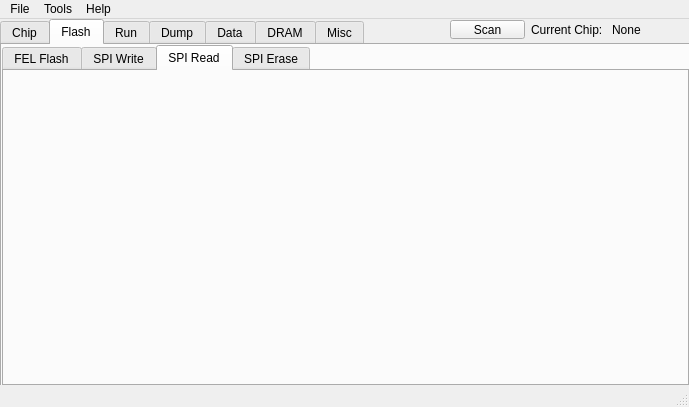
This is src/mainwindow.ui in YuzukiTsuru/YFEL as Qt 5 draws it before an edit. The edited form follows.
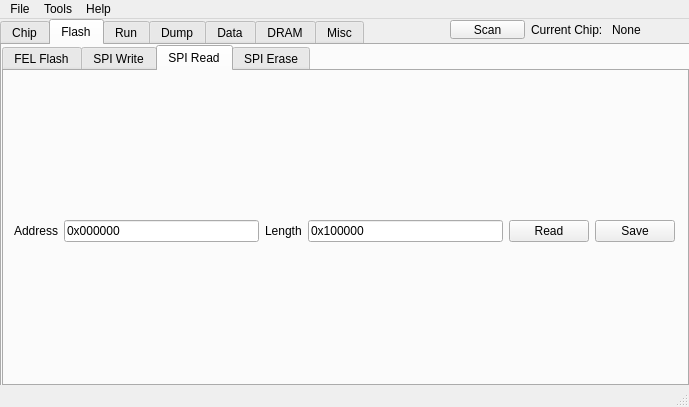
This is the edited form. The open tabs and pages were chosen to show the change.

Patch:
```diff
--- a/src/mainwindow.ui
+++ b/src/mainwindow.ui
@@ -508,6 +508,89 @@
        <attribute name="title">
         <string>SPI Read</string>
        </attribute>
+       <widget class="QWidget" name="">
+        <property name="geometry">
+         <rect>
+          <x>0</x>
+          <y>0</y>
+          <width>681</width>
+          <height>311</height>
+         </rect>
+        </property>
+        <layout class="QVBoxLayout" name="flash_spi_read" stretch="0,10,0">
+         <item>
+          <layout class="QHBoxLayout" name="flash_spi_read_read_horizontalLayout">
+           <property name="leftMargin">
+            <number>10</number>
+           </property>
+           <property name="topMargin">
+            <number>10</number>
+           </property>
+           <property name="rightMargin">
+            <number>10</number>
+           </property>
+           <item>
+            <widget class="QLabel" name="flash_spi_read_addr_label">
+             <property name="text">
+              <string>Address</string>
+             </property>
+            </widget>
+           </item>
+           <item>
+            <widget class="QLineEdit" name="flash_spi_read_addr_lineEdit">
+             <property name="text">
+              <string>0x000000</string>
+             </property>
+            </widget>
+           </item>
+           <item>
+            <widget class="QLabel" name="flash_spi_read_length_label">
+             <property name="text">
+              <string>Length</string>
+             </property>
+            </widget>
+           </item>
+           <item>
+            <widget class="QLineEdit" name="flash_spi_read_length_lineEdit">
+             <property name="text">
+              <string>0x100000</string>
+             </property>
+            </widget>
+           </item>
+           <item>
+            <widget class="QPushButton" name="flash_spi_read_pushButton">
+             <property name="text">
+              <string>Read</string>
+             </property>
+            </widget>
+           </item>
+           <item>
+            <widget class="QPushButton" name="flash_spi_read_button">
+             <property name="text">
+              <string>Save</string>
+             </property>
+            </widget>
+           </item>
+          </layout>
+         </item>
+         <item>
+          <layout class="QVBoxLayout" name="flash_spi_read_hexView">
+           <property name="leftMargin">
+            <number>5</number>
+           </property>
+           <property name="topMargin">
+            <number>0</number>
+           </property>
+           <property name="rightMargin">
+            <number>5</number>
+           </property>
+          </layout>
+         </item>
+         <item>
+          <layout class="QHBoxLayout" name="flash_spi_read_save_horizontalLayout" stretch=""/>
+         </item>
+        </layout>
+       </widget>
       </widget>
       <widget class="QWidget" name="spi_erase">
        <attribute name="title">
```
Left out of the diff: 20 changed lines with no effect on the pictures.
